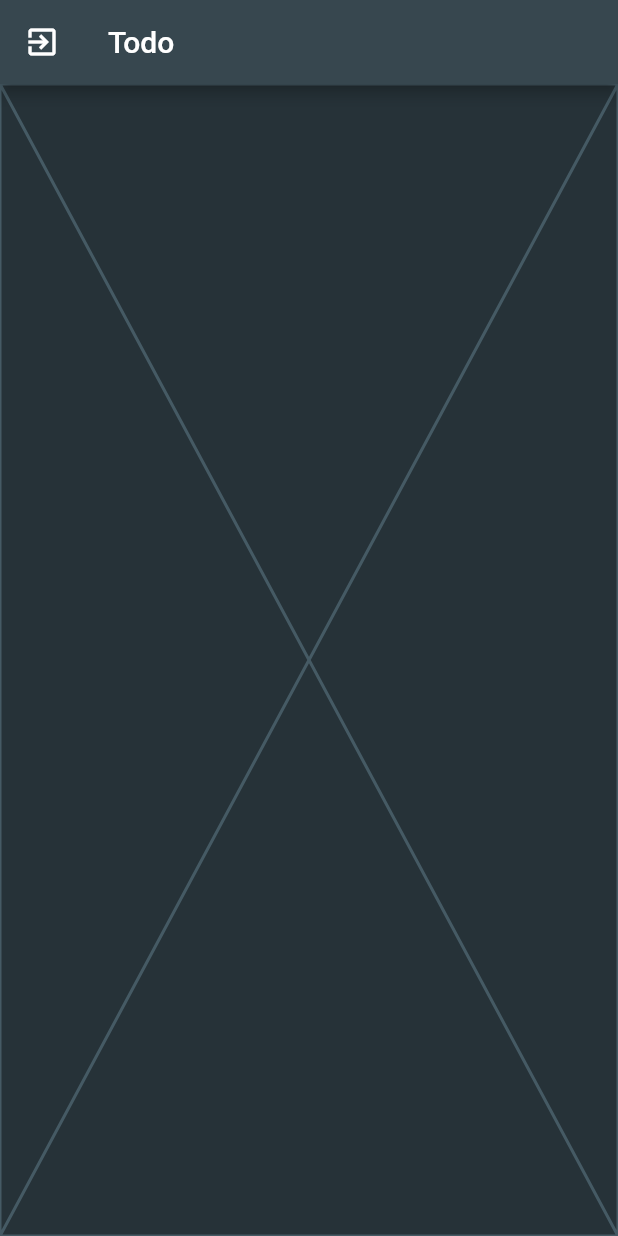
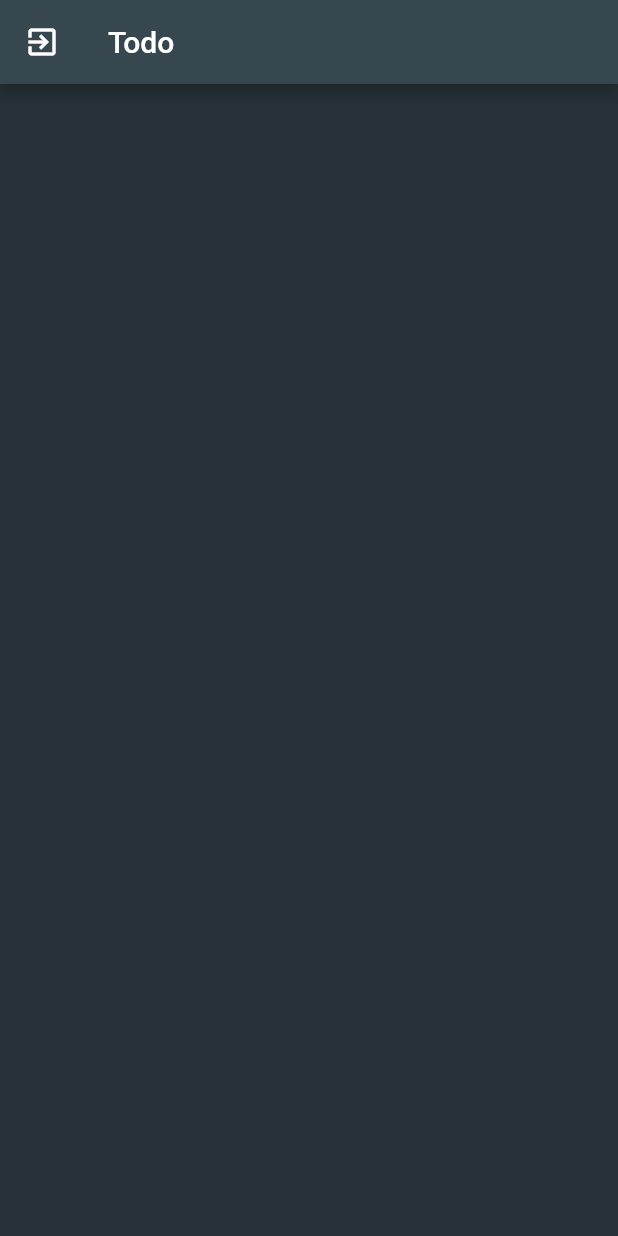
Before and after one commit to Pat992/dart-flutter-2022-clean, a Flutter app: the HomePage screen opened by its route, on a phone screen of 412 x 824 dp. Run offline on Flutter 3.47's test engine with Material 2 defaults, Android fonts, the phone set to English and light mode, and no system bars; our stand-ins replace auto_route, bloc, cloud_firestore, dartz, equatable, firebase_auth and 5 more; accounts and stored records are empty.

Commit message:
added ui

```diff
--- a/todo/lib/application/todo/observer_bloc.dart
+++ b/todo/lib/application/todo/observer_bloc.dart
@@ -32,7 +32,6 @@ class ObserverBloc extends Bloc<ObserverEvent, ObserverState> {
     });
 
     on<ObserveTodosUpdatedEvent>((event, emit) {
-      print(event.todosOrFailure);
       event.todosOrFailure.fold(
         (todos) => emit(ObserverSuccessState(todos: todos)),
         (failure) => emit(ObserverFailureState(failure: failure)),
--- a/todo/lib/main.dart
+++ b/todo/lib/main.dart
@@ -2,7 +2,6 @@ import 'package:firebase_core/firebase_core.dart';
 import 'package:flutter/material.dart';
 import 'package:todo/application/auth/auth_bloc.dart';
 import 'package:todo/application/auth/signup/signup_bloc.dart';
-import 'package:todo/application/todo/observer_bloc.dart';
 import 'package:todo/presentation/routes/router.gr.dart' as r;
 import 'package:todo/theme.dart';
 import 'package:flutter_bloc/flutter_bloc.dart';
@@ -31,7 +30,7 @@ class MyApp extends StatelessWidget {
         BlocProvider(
           create: (context) => getIt<AuthBloc>()..add(AuthCheckRequestEvent()),
         ),
-        BlocProvider(create: (context) => getIt<ObserverBloc>()),
+        // BlocProvider(create: (context) => getIt<ObserverBloc>()),
       ],
       child: MaterialApp.router(
         routeInformationParser: _appRouter.defaultRouteParser(),
--- a/todo/lib/presentation/home/home_page.dart
+++ b/todo/lib/presentation/home/home_page.dart
@@ -4,6 +4,7 @@ import 'package:flutter_bloc/flutter_bloc.dart';
 import 'package:todo/application/auth/auth_bloc.dart';
 import 'package:todo/application/todo/observer_bloc.dart';
 import 'package:todo/injection.dart';
+import 'package:todo/presentation/home/widgets/home_body.dart';
 import 'package:todo/presentation/routes/router.gr.dart';
 
 class HomePage extends StatelessWidget {
@@ -11,9 +12,13 @@ class HomePage extends StatelessWidget {
 
   @override
   Widget build(BuildContext context) {
-    getIt<ObserverBloc>().add(ObserveAllEvent());
+    final observerBloc = getIt<ObserverBloc>()..add(ObserveAllEvent());
 
-    return MultiBlocListener(
+    return MultiBlocProvider(
+      providers: [
+        BlocProvider<ObserverBloc>(create: (context) => observerBloc)
+      ],
+      child: MultiBlocListener(
         listeners: [
           BlocListener<AuthBloc, AuthState>(
             listener: (context, state) {
@@ -32,7 +37,8 @@ class HomePage extends StatelessWidget {
             ),
             title: const Text('Todo'),
           ),
-        body: const Placeholder(),
+          body: const HomeBody(),
+        ),
       ),
     );
   }
--- /dev/null
+++ b/todo/lib/presentation/home/widgets/home_body.dart
@@ -0,0 +1,50 @@
+import 'package:flutter/material.dart';
+import 'package:flutter_bloc/flutter_bloc.dart';
+import 'package:todo/application/todo/observer_bloc.dart';
+import 'package:todo/core/failures/failures.dart';
+import 'package:todo/presentation/home/widgets/todo_card.dart';
+
+class HomeBody extends StatelessWidget {
+  const HomeBody({Key? key}) : super(key: key);
+
+  String _mapFailureToMessage(Failure todoFailure) {
+    switch (todoFailure.runtimeType) {
+      case InsufficientPermissionsFailure:
+        return "You have not the permissions to do that";
+      case UnexpectedFailure:
+        return "Something went wrong";
+
+      default:
+        return "Something went wrong";
+    }
+  }
+
+  @override
+  Widget build(BuildContext context) {
+    final themeData = Theme.of(context);
+    return BlocBuilder<ObserverBloc, ObserverState>(builder: (context, state) {
+      if (state is ObserverInitial) {
+        return Container();
+      } else if (state is ObserverLoadingState) {
+        return Center(
+          child: CircularProgressIndicator(
+            color: themeData.colorScheme.secondary,
+          ),
+        );
+      } else if (state is ObserverFailureState) {
+        return Center(
+          child: Text(_mapFailureToMessage(state.failure)),
+        );
+      } else if (state is ObserverSuccessState) {
+        print(state.todos.length);
+        return ListView.builder(
+            itemCount: state.todos.length,
+            itemBuilder: (context, index) {
+              final todo = state.todos[index];
+              return TodoCard(todoEntity: todo);
+            });
+      }
+      return Container();
+    });
+  }
+}
```
Also changed, not shown: todo/lib/presentation/home/widgets/todo_card.dart (added, +26 -0 lines). Lines whose indentation alone changed are shown as unchanged.
